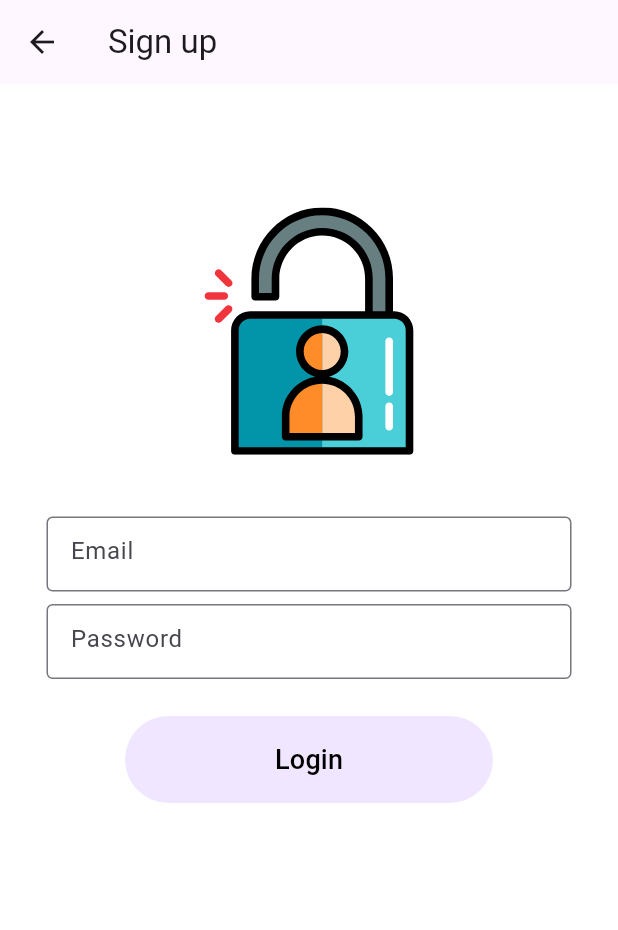
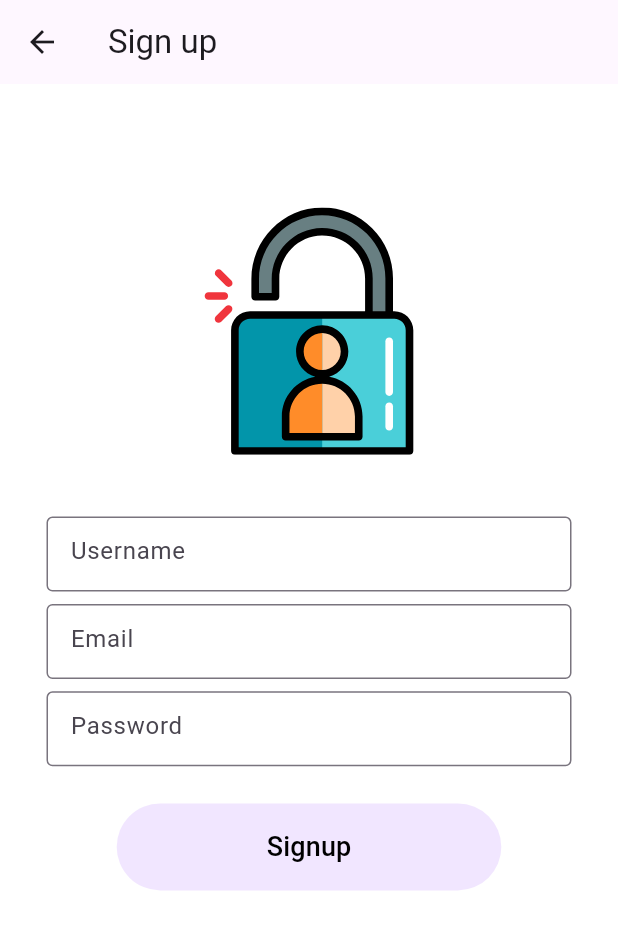
Before and after one commit to kushanmalintha/Login-and-Signup, a Flutter app: the SignupScreen screen opened directly, on a phone screen of 412 x 824 dp. Shown: the top 930 px of the screen. Run offline on Flutter 3.47's test engine with Material 3 defaults, Android fonts, the phone set to English and light mode, and no system bars; our stand-ins replace flutter_svg; network calls fail.

Commit message:
signup controller to take user inputs

```diff
--- /dev/null
+++ b/lib/auth_api_service.dart
@@ -0,0 +1,26 @@
+import 'dart:convert';
+import 'package:http/http.dart' as http;
+import 'package:login_signup/user_model.dart';
+
+class AuthApiService {
+  static const String _baseUrl =
+      'http://192.168.8.153:3000/api/signup'; // Replace with your server URL
+
+  Future<User> signUp(String username, String email, String password) async {
+    final response = await http.post(
+      Uri.parse('$_baseUrl/signup'),
+      headers: {'Content-Type': 'application/json'},
+      body: jsonEncode({
+        'username': username,
+        'email': email,
+        'password': password,
+      }),
+    );
+
+    if (response.statusCode == 201) {
+      return User.fromJson(jsonDecode(response.body)['user']);
+    } else {
+      throw Exception('Failed to sign up');
+    }
+  }
+}
--- /dev/null
+++ b/lib/signup_controller.dart
@@ -0,0 +1,43 @@
+import 'package:flutter/material.dart';
+import 'package:login_signup/auth_api_service.dart';
+import 'package:login_signup/homeScreen.dart';
+
+// Controller class for handling signup logic
+class SignupController {
+  // Controllers for managing text input from the user
+  final TextEditingController usernameController = TextEditingController();
+  final TextEditingController emailController = TextEditingController();
+  final TextEditingController passwordController = TextEditingController();
+
+  // Instance of ApiService to handle API calls
+  final AuthApiService apiService = AuthApiService();
+
+  // Method to handle the signup process
+  Future<void> signUp(BuildContext context) async {
+    try {
+      // Attempt to sign up the user using the provided credentials
+      await apiService.signUp(
+        usernameController.text,
+        emailController.text,
+        passwordController.text,
+      );
+      // Navigate to the login screen upon successful signup
+      if (context.mounted) {
+        Navigator.push(
+          context,
+          MaterialPageRoute(builder: (context) => const HomeScreen()),
+        );
+      }
+    } catch (e) {
+      // Print the error and show a failure message if signup fails
+      print(e);
+      if (context.mounted) {
+        ScaffoldMessenger.of(context).showSnackBar(
+          const SnackBar(
+            content: Text('Failed to sign up'),
+          ),
+        );
+      }
+    }
+  }
+}
--- a/lib/signup_screen.dart
+++ b/lib/signup_screen.dart
@@ -8,12 +8,12 @@ class SignupScreen extends StatelessWidget {
   @override
   Widget build(BuildContext context) {
     return Scaffold(
-      // Define the app bar for the login screen
+      // Define the app bar for the signup screen
       appBar: AppBar(
         title: const Text('Sign up'), // Title of the app bar
       ),
       // Set the body of the scaffold to display the LoginBody widget
-      body: const SignupBody(),
+      body: SignupBody(),
     );
   }
 }
--- a/lib/signup_screen_body.dart
+++ b/lib/signup_screen_body.dart
@@ -3,10 +3,14 @@ import 'package:login_signup/constant.dart';
 import 'package:flutter_svg/flutter_svg.dart';
 import 'package:login_signup/round_button.dart';
 import 'package:login_signup/textbox.dart';
+import 'package:login_signup/signup_controller.dart';
 
 // A widget representing the body of the login screen
 class SignupBody extends StatelessWidget {
-  const SignupBody({super.key});
+  // Instance of SignupController to manage signup logic
+  final SignupController _signupController = SignupController();
+
+  SignupBody({super.key});
 
   @override
   Widget build(BuildContext context) {
@@ -21,7 +25,7 @@ class SignupBody extends StatelessWidget {
             // Vertically center the content
             mainAxisAlignment: MainAxisAlignment.center,
             children: <Widget>[
-              // Display the login icon
+              // Display the signup icon
               SizedBox(height: size.height * 0.1),
               SvgPicture.asset(
                 "assets/icons/login-svgrepo-com.svg",
@@ -29,23 +33,27 @@ class SignupBody extends StatelessWidget {
               ),
               SizedBox(height: size.height * 0.05),
               // Display the username text box
-              const TextBox(
-                hintText: "Email",
-                type: TextInputType.emailAddress,
-              ),
+              TextBox(
+                  hintText: "Username",
+                  type: TextInputType.text,
+                  controller: _signupController.usernameController),
+              SizedBox(height: size.height * 0.01),
+              // Display the email text box
+              TextBox(
+                  hintText: "Email",
+                  type: TextInputType.emailAddress,
+                  controller: _signupController.emailController),
               SizedBox(height: size.height * 0.01),
               // Display the password text box
-              const TextBox(
-                hintText: "Password",
-                type: TextInputType.visiblePassword,
-              ),
+              TextBox(
+                  hintText: "Password",
+                  type: TextInputType.visiblePassword,
+                  controller: _signupController.passwordController),
               SizedBox(height: size.height * 0.03),
               // Display the login button
               RoundButton(
-                text: "Login",
-                press: () {
-                  // Add login function
-                },
+                text: "Signup",
+                press: () => _signupController.signUp(context),
                 backgroundColor: kPrimaryLightColor,
                 foregroundColor: Colors.black,
               ),
--- a/lib/textbox.dart
+++ b/lib/textbox.dart
@@ -6,13 +6,15 @@ class TextBox extends StatelessWidget {
   final String hintText;
   // Keyboard type for the text box (e.g., text, number, email, etc.)
   final TextInputType type;
+  // TextEditingController for the text box
+  final TextEditingController controller;
 
   // Constructor to initialize hintText and type
-  const TextBox({
-    super.key,
-    required this.hintText,
-    required this.type,
-  });
+  const TextBox(
+      {super.key,
+      required this.hintText,
+      required this.type,
+      required this.controller});
 
   @override
   Widget build(BuildContext context) {
@@ -22,6 +24,7 @@ class TextBox extends StatelessWidget {
       // Set the width of the text box
       width: 350,
       child: TextField(
+        controller: controller,
         // Set the keyboard type for the text box
         keyboardType: type,
         // Define the decoration for the text box
--- a/pubspec.yaml
+++ b/pubspec.yaml
@@ -31,6 +31,7 @@ dependencies:
   flutter:
     sdk: flutter
   flutter_svg: ^1.0.0
+  http: ^0.13.5
 
 
   # The following adds the Cupertino Icons font to your application.
```
Also changed, not shown: lib/homeScreen.dart (added, +16 -0 lines), lib/login_screen_body.dart (+43 -42 lines), lib/user_model.dart (added, +51 -0 lines), lib/welcome_screen_body.dart (+8 -1 lines), assets/icons/add-user-color-icon.svg (deleted), pubspec.lock.
